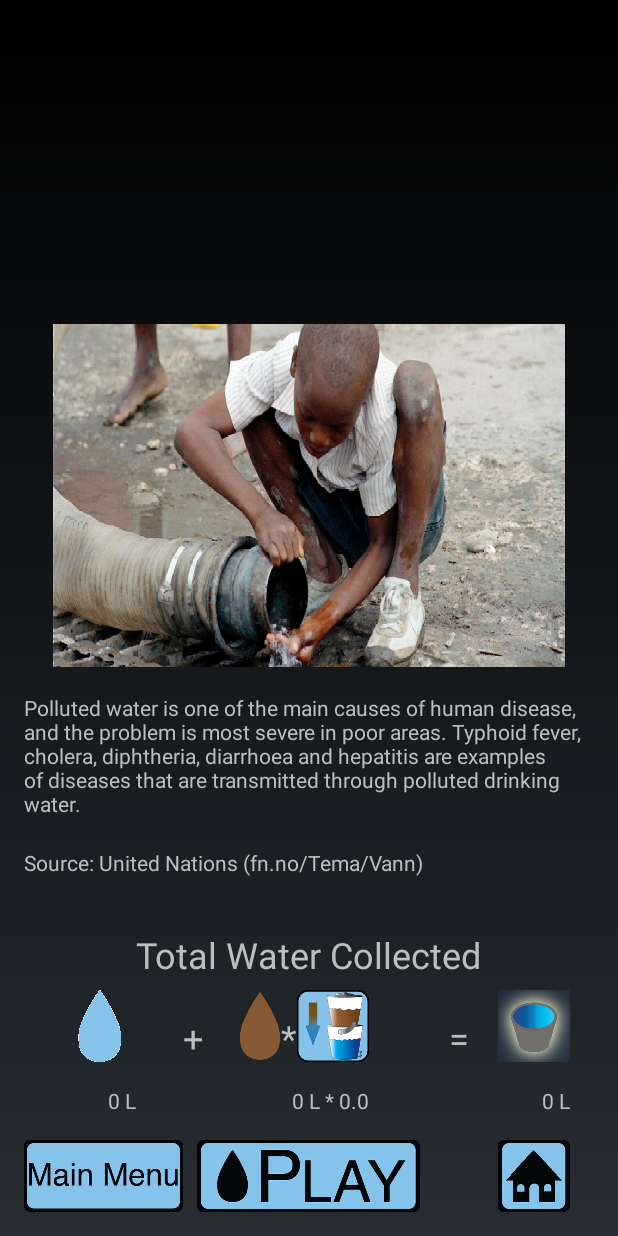
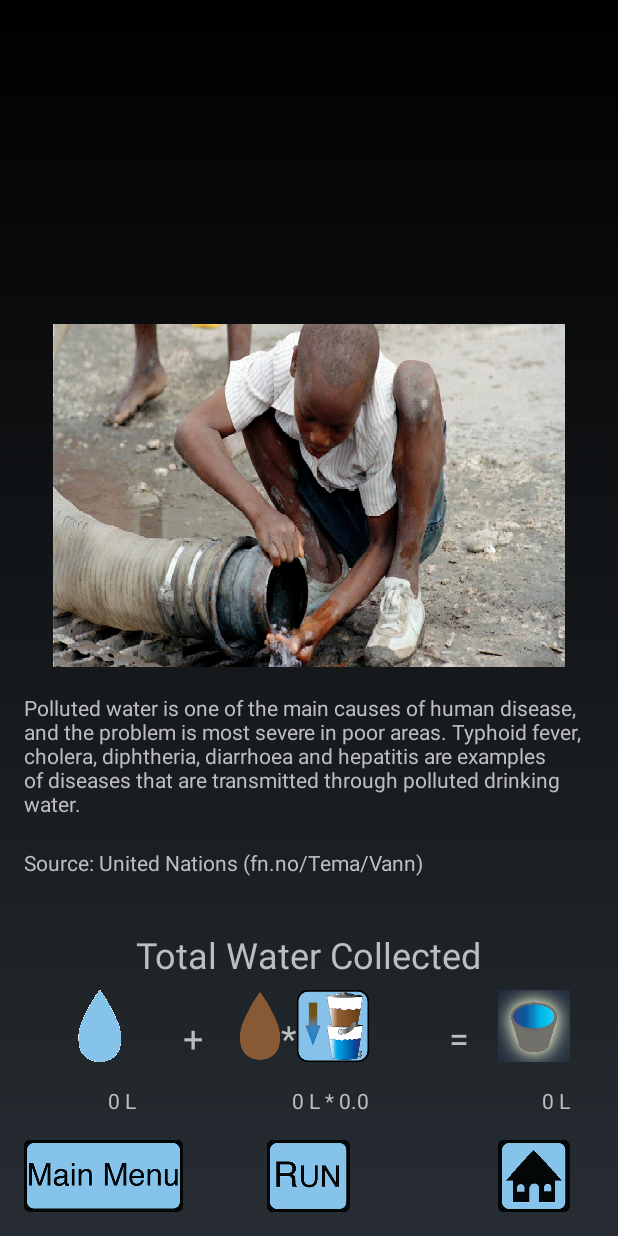
Before and after one commit to Agfct/MagicaeLudos, an Android app: the AfterGameActivity screen opened directly, with no data from a screen before it, on a phone screen of 412 x 824 dp. Run offline under Robolectric (Android 15) with nearby library versions, the phone set to English and light mode, and no system bars.

Commit message:
run button in afterGameActivity

```diff
--- a/app/src/main/java/com/magicaeludos/mobile/magicaeludos/implementation/activities/GameContent.java
+++ b/app/src/main/java/com/magicaeludos/mobile/magicaeludos/implementation/activities/GameContent.java
@@ -209,6 +209,7 @@ public class GameContent implements Content{
         running = false;
         stopBackgroundAudio();
         Intent intent = new Intent(activity, AfterGameActivity.class);
+        intent.putExtra(activity.getString(R.string.level), gameSetting.getGameDifficulty());
         intent.putExtra("cleanWater", water.getCleanWater());
         intent.putExtra("dirtyWater", water.getDirtyWater());
         intent.putExtra("dirtyWaterMultiplier", activity.getVillage().getDirtyWaterMultiplier());
--- a/app/src/main/res/layout/activity_upgrades.xml
+++ b/app/src/main/res/layout/activity_upgrades.xml
@@ -119,7 +119,7 @@
         android:id="@+id/txtCleaningStation"
         android:layout_width="wrap_content"
         android:layout_height="wrap_content"
-        android:text="CleaningStation:"
+        android:text="Cleaning station:"
         android:textSize="@dimen/medium_text"
         android:layout_below="@+id/txtUpgrades"
         android:layout_toLeftOf="@+id/cleaningStationUpgrade2"
--- a/app/src/main/res/layout/activity_village.xml
+++ b/app/src/main/res/layout/activity_village.xml
@@ -29,7 +29,7 @@
         android:id="@+id/txtTotalWater"
         android:layout_width="wrap_content"
         android:layout_height="wrap_content"
-        android:text="TotalWater:"
+        android:text="Total water:"
         android:textSize="@dimen/medium_text"
         android:layout_marginTop="57dp"
         android:layout_below="@+id/txtVillage"
--- a/app/src/main/res/layout/after_game_info.xml
+++ b/app/src/main/res/layout/after_game_info.xml
@@ -165,11 +165,12 @@
         android:layout_marginEnd="16dp"/>
 
     <ImageButton
-        android:id="@+id/btnPlay"
+        android:id="@+id/btnRun"
+        android:tag="0"
         android:layout_width="wrap_content"
         android:layout_height="wrap_content"
-        android:src="@drawable/play_img"
-        android:background="@drawable/play_click"
+        android:src="@drawable/run"
+        android:background="@drawable/run_click"
         android:onClick="goToGameActivity"
         android:layout_alignParentBottom="true"
         android:layout_centerHorizontal="true" />
```
Also changed, not shown: app/src/main/java/com/magicaeludos/mobile/magicaeludos/implementation/activities/AfterGameActivity.java (+9 -3 lines).
